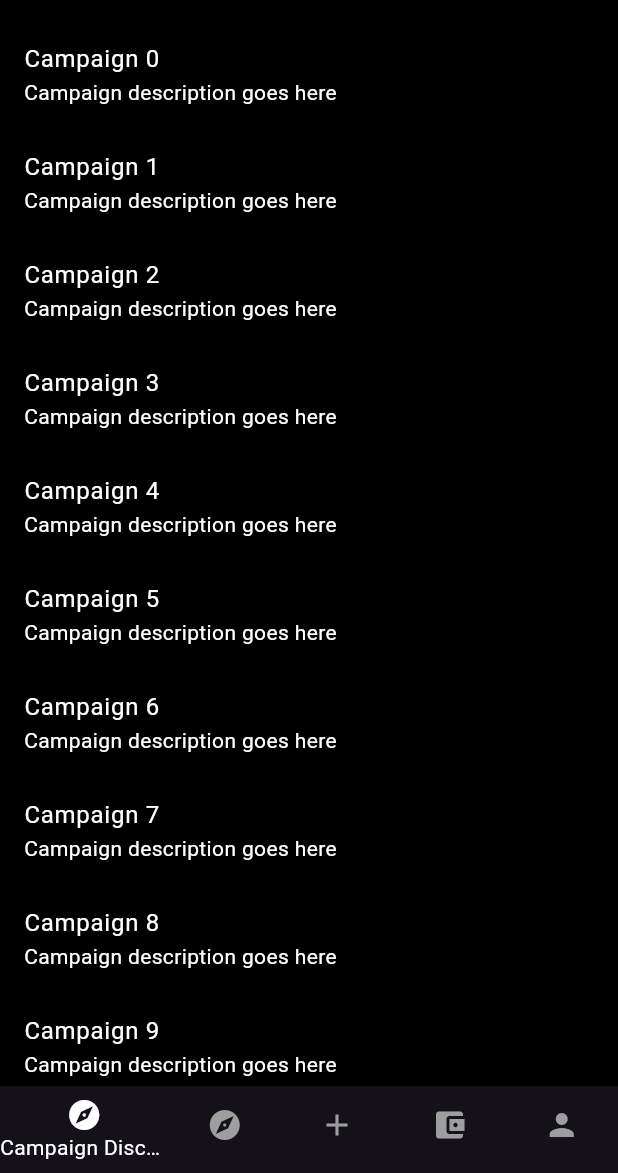
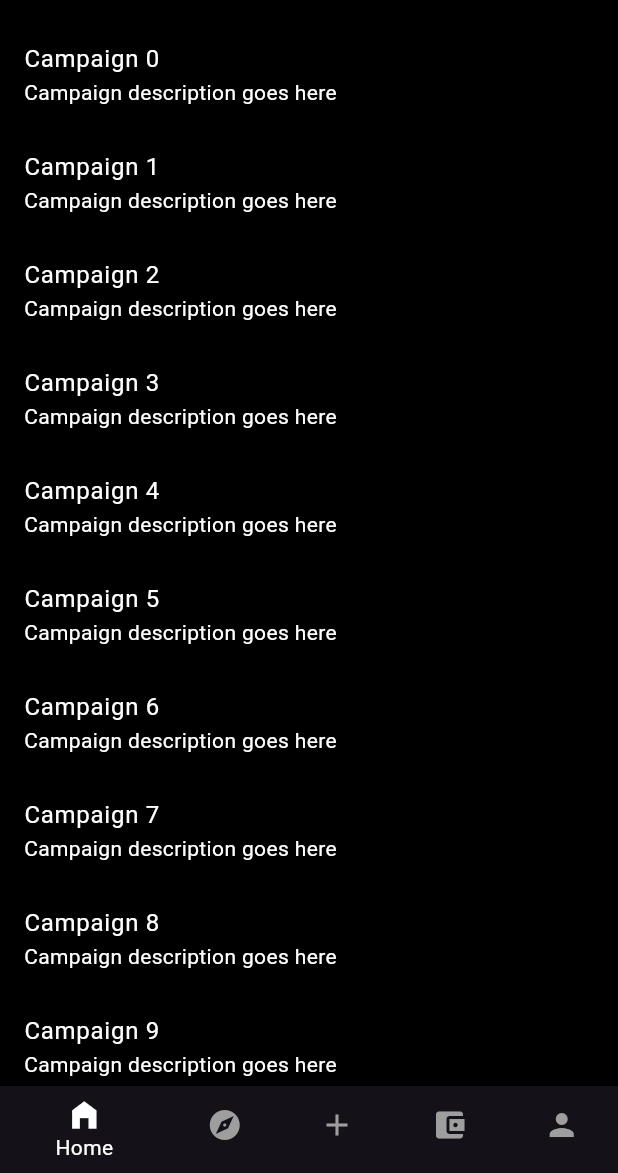
Before and after one commit to Roshen-geo-philip/deedz, a Flutter app: the CampaignDiscoveryPage screen opened directly, on a phone screen of 412 x 824 dp, the part 63-1236 px from its top. Run offline on Flutter 3.47's test engine with Material 3 defaults, Android fonts, the light colour scheme and no system bars.

Commit message:
icon change of campaign discovery

```diff
--- a/lib/campaign_discovery_page.dart
+++ b/lib/campaign_discovery_page.dart
@@ -8,7 +8,8 @@ class CampaignDiscoveryPage extends StatelessWidget {
       appBar: AppBar(
         title: Text(
           'DeeDz',
-          style: TextStyle(color: Colors.white), // Set app bar text color to white
+          style:
+              TextStyle(color: Colors.white), // Set app bar text color to white
         ),
         backgroundColor: Colors.black, // Set app bar background color to black
         actions: <Widget>[
@@ -23,21 +24,22 @@ class CampaignDiscoveryPage extends StatelessWidget {
       backgroundColor: Colors.black, // Set background color to black
       body: ScrollableFeed(),
       bottomNavigationBar: BottomNavigationBar(
-        backgroundColor: Colors.black, // Change bottom navigation bar color to black
+        backgroundColor:
+            Colors.black, // Change bottom navigation bar color to black
         selectedItemColor: Colors.white, // Set selected item color to white
         unselectedItemColor: Colors.grey, // Set unselected item color to grey
         items: const <BottomNavigationBarItem>[
           BottomNavigationBarItem(
-            icon: Icon(Icons.explore),
-            label: 'Campaign Discovery',
+            icon: Icon(Icons.home_filled),
+            label: 'Home',
           ),
           BottomNavigationBarItem(
             icon: Icon(Icons.explore),
-            label: 'Explore Campaign',
+            label: 'Explore',
           ),
           BottomNavigationBarItem(
             icon: Icon(Icons.add),
-            label: 'Create Campaign',
+            label: 'Create',
           ),
           BottomNavigationBarItem(
             icon: Icon(Icons.account_balance_wallet),
```
